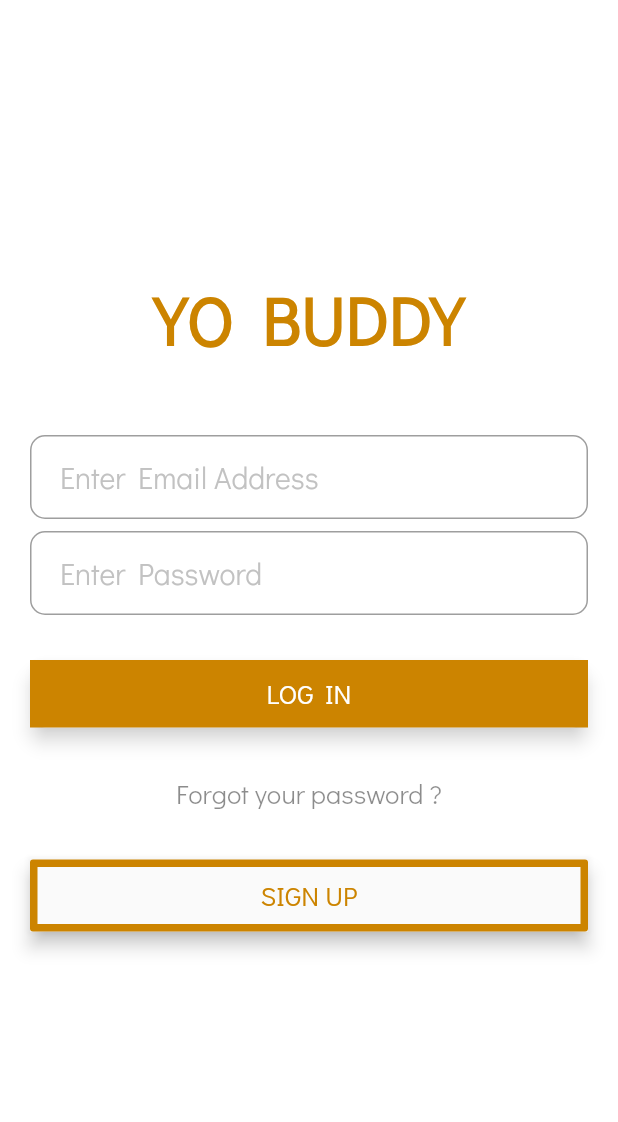
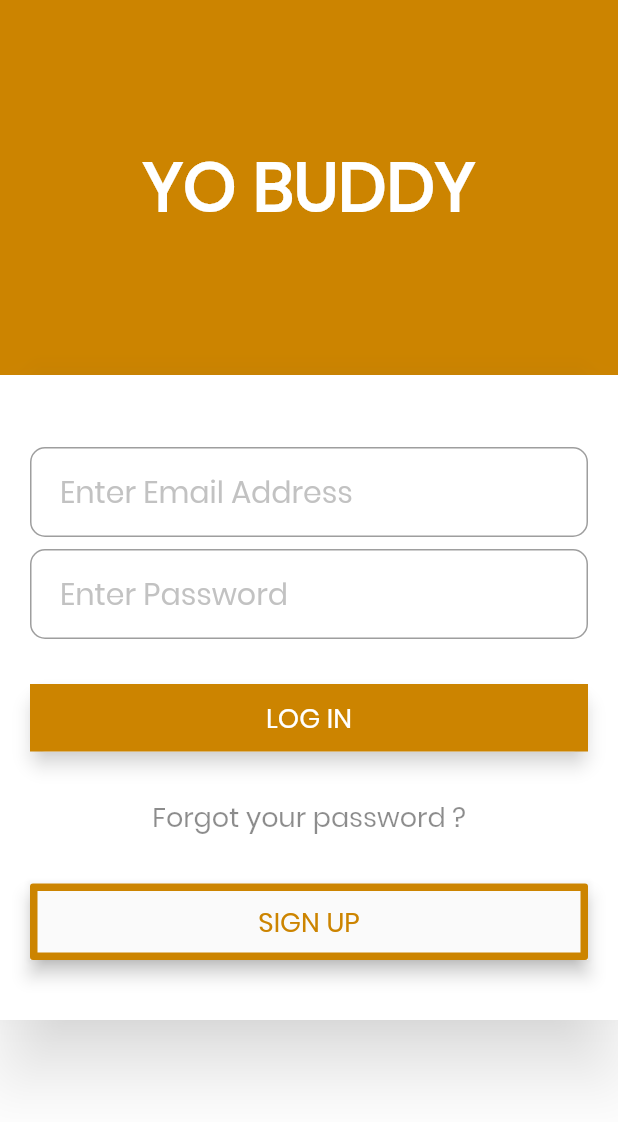
Before and after one commit to irchriscott/Yo-Buddy-App, a Flutter app: the screen it shows after launch, on a phone screen of 412 x 824 dp. Shown: the top 1122 px of the screen. Run offline on Flutter 3.47's test engine with Material 2 defaults, Android fonts, the phone set to English and light mode, and no system bars; our stand-ins replace shared_preferences, sqflite, transparent_image; missing offline and left inert: flutter_advanced_networkimage, flutter_html_view; accounts and stored records are empty.

Commit message:
changes on login page

```diff
--- a/lib/UI/popup.dart
+++ b/lib/UI/popup.dart
@@ -56,7 +56,7 @@ class _PopupOverlayState extends State<PopupOverlay> with SingleTickerProviderSt
                                 child: Icon(this.type == "success" ? Icons.done : Icons.clear, color: Color(0xFFCC8400), size: _iconAnimation.value * 80.0,)
                             )
                         ),
-                        Padding(padding: EdgeInsets.only(bottom: 20.0),),
+                        Padding(padding: EdgeInsets.only(bottom: 50.0),),
                         Text(
                             this.message,
                             style: TextStyle(
--- a/lib/animations/sign_in_animation.dart
+++ b/lib/animations/sign_in_animation.dart
@@ -74,10 +74,10 @@ class StaggerAnimation extends StatelessWidget {
                             height: 45.0, //buttonZoomOut.value == 70 ? 45.0 : buttonZoomOut.value,
                             alignment: FractionalOffset.center,
                             decoration: BoxDecoration(
-                                color: const Color(0xFFCC8400),
+                                color: Color(0xFFCC8400),
                                 borderRadius: buttonZoomOut.value < 300
-                                    ? new BorderRadius.all(const Radius.circular(10.0))
-                                    : new BorderRadius.all(const Radius.circular(22.5)),
+                                    ? new BorderRadius.all(Radius.circular(10.0))
+                                    : new BorderRadius.all(Radius.circular(22.5)),
                             ),
                             child: buttonSqueezeAnimation.value > 75.0 ? new Text(
                                 "Log In".toUpperCase(),
@@ -97,7 +97,7 @@ class StaggerAnimation extends StatelessWidget {
                               shape: buttonZoomOut.value < 300
                                   ? BoxShape.circle
                                   : BoxShape.rectangle,
-                              color: const Color(0xFFCC8400),
+                              color: Color(0xFFCC8400),
                             ),
                         ),
                     )
--- a/lib/main.dart
+++ b/lib/main.dart
@@ -14,7 +14,7 @@ class MyApp extends StatelessWidget {
                 primaryColor: Color(0xFFCC8400),
                 brightness: Brightness.light,
                 primarySwatch: Colors.orange,
-                fontFamily: 'didact'
+                fontFamily: 'poppins'
             ),
             home: SplashScreenPage()
         );
--- a/lib/pages/login.dart
+++ b/lib/pages/login.dart
@@ -11,6 +11,20 @@ class LoginPage extends StatefulWidget{
 }
 
 class _LoginPageState extends State<LoginPage> with TickerProviderStateMixin{
+
+    static const double _TriangleHeight = 28.0;
+
+    // ignore: non_constant_identifier_names
+    final Tween<BorderRadius> _BorderRadiusTriangle = new BorderRadiusTween(
+        begin: const BorderRadius.only(
+            topLeft: const Radius.circular(20.0),
+            topRight: const Radius.circular(20.0),
+        ),
+        end: const BorderRadius.only(
+            topLeft: const Radius.circular(_TriangleHeight),
+            topRight: const Radius.circular(_TriangleHeight),
+        ),
+    );
 
     AnimationController _loginButtonController;
     var animationStatus = 0;
@@ -77,24 +91,50 @@ class _LoginPageState extends State<LoginPage> with TickerProviderStateMixin{
             children: <Widget>[
                 Scaffold(
                     backgroundColor: Colors.white,
-                    body: Center(
+                    body: Container(
                         child: ListView(
                             shrinkWrap: true,
-                            padding: EdgeInsets.only(left: 20.0, right: 20.0),
                             children: <Widget>[
                                 Hero(
                                     tag: 'hero',
+                                    child: Container(
+                                        height: 250.0,
+                                        decoration: BoxDecoration(
+                                            color: Color(0xFFCC8400)
+                                        ),
                                         child: Center(
                                             child: new Text(
                                                 title.toUpperCase(),
                                                 style: new TextStyle(
                                                     fontSize: 45.0,
                                                     fontWeight: FontWeight.bold,
-                                                color: Color(0xFFCC8400)
+                                                    color: Colors.white
                                                 ),
                                             ),
-                                    ) ,
                                         ),
+                                    ),
+                                ),
+                                Container(
+                                    decoration: BoxDecoration(
+                                        color: Theme.of(context).primaryColor
+                                    ),
+                                    child: PhysicalShape(
+                                        elevation: 20.0,
+                                        shadowColor: Colors.white,
+                                        color: Theme.of(context).primaryColor,
+                                        clipper: ShapeBorderClipper(
+                                            shape: BeveledRectangleBorder(
+                                                borderRadius: _BorderRadiusTriangle.lerp(1.0),
+                                            )
+                                        ),
+                                        child: Container(
+                                            decoration: BoxDecoration(
+                                                color: Colors.white
+                                            ),
+                                            child: ListView(
+                                                shrinkWrap: true,
+                                                padding: EdgeInsets.only(left: 20.0, right: 20.0),
+                                                children: <Widget>[
                                                     SizedBox(height: 48.0,),
                                                     TextFormField(
                                                         controller: email,
@@ -171,8 +211,9 @@ class _LoginPageState extends State<LoginPage> with TickerProviderStateMixin{
                                                                         shape: BoxShape.circle
                                                                     ),
                                                                     child: CircularProgressIndicator(
-                                                    backgroundColor: Color(0xFFFFFFFF),
-                                                    strokeWidth: 1.0
+                                                                        backgroundColor: Colors.white,
+                                                                        strokeWidth: 1.0,
+                                                                        valueColor: AlwaysStoppedAnimation<Color>(Colors.white),
                                                                     ),
                                                                 ),
                                                             )
@@ -214,7 +255,13 @@ class _LoginPageState extends State<LoginPage> with TickerProviderStateMixin{
                                                                 },
                                                             ),
                                                         ),
+                                                    ),
+                                                    SizedBox(height: 20.0,)
+                                                ],
+                                            ),
                                         )
+                                    ),
+                                ),
                             ],
                         ),
                     ),
--- a/lib/providers/yobuddy.dart
+++ b/lib/providers/yobuddy.dart
@@ -103,7 +103,7 @@ class YoBuddyService{
             List commentsData = JsonDecoder().convert(commentsJson).toList();
             List<Comment> comments = [];
             commentsData.forEach((comment){
-              comments.add(Comment.fromJson(comment));
+                comments.add(Comment.fromJson(comment));
             });
             return comments;
         }
--- a/pubspec.yaml
+++ b/pubspec.yaml
@@ -63,6 +63,9 @@ flutter:
     - family: didact
       fonts:
           - asset: assets/fonts/DidactGothic-Regular.ttf
+    - family: poppins
+      fonts:
+        - asset: assets/fonts/Poppins-Regular.ttf
   #
   # For details regarding fonts from package dependencies,
   # see https://flutter.io/custom-fonts/#from-packages
```
Also changed, not shown: assets/fonts/Poppins-Regular.ttf (added), pubspec.lock. Lines whose indentation alone changed are shown as unchanged.
